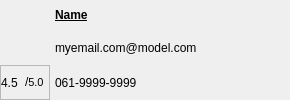
Above: Ipiranga_GUI/layout/friendslayout.ui from Hugo-NF/App_Ipiranga before the change. Below: the same form after it.
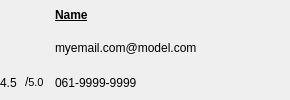
That is the form after the change. Icons and pictures are not drawn.

Diff of the .ui file:
```diff
--- a/Ipiranga_GUI/layout/friendslayout.ui
+++ b/Ipiranga_GUI/layout/friendslayout.ui
@@ -49,12 +49,6 @@
    </property>
    <item row="2" column="0">
     <widget class="QFrame" name="rating">
-     <property name="frameShape">
-      <enum>QFrame::StyledPanel</enum>
-     </property>
-     <property name="frameShadow">
-      <enum>QFrame::Raised</enum>
-     </property>
      <layout class="QHBoxLayout" name="horizontalLayout">
       <property name="spacing">
        <number>0</number>
```
Left out of the diff: 3 changed lines with no effect on the pictures.
